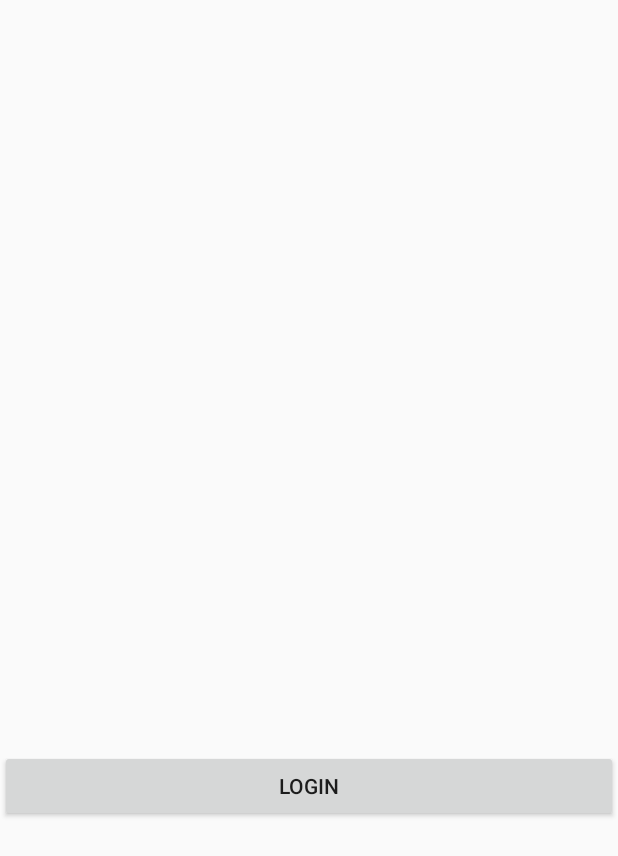
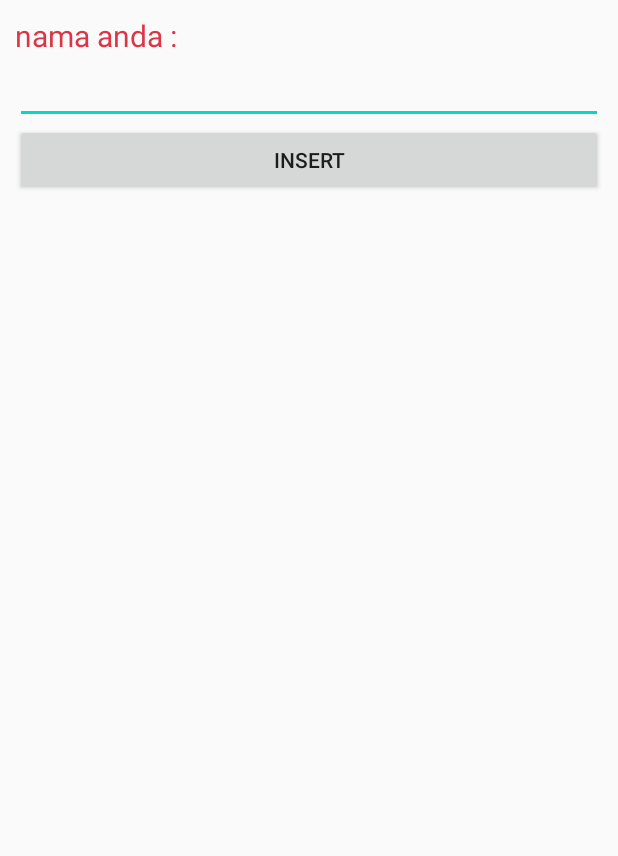
Before and after one commit to hendra0ma/smkcoding2, an Android app: the screen it shows after launch (LoginActivity before the commit, ChatAdmin after it), on a phone screen of 412 x 824 dp. Shown: the top 856 px of the screen. Run offline under Robolectric (Android 15) with nearby library versions, the phone set to English and light mode, and no system bars; our stand-ins replace Firebase (no records; nobody signed in at launch, a user with empty details on screens opened directly).

Commit message:
insert firebase database

```diff
--- a/app/build.gradle
+++ b/app/build.gradle
@@ -67,5 +67,6 @@ dependencies {
 //cardview
     implementation 'androidx.cardview:cardview:1.0.0'
 
+
     implementation 'com.google.android.material:material:1.0.0'
 }
--- a/app/src/main/AndroidManifest.xml
+++ b/app/src/main/AndroidManifest.xml
@@ -10,11 +10,12 @@
         android:label="@string/app_name"
         android:supportsRtl="true"
         android:theme="@style/AppTheme">
-        <activity android:name=".SplashScreen"></activity>
+        <activity android:name=".LoginActivity"></activity>
+        <activity android:name=".SplashScreen" />
         <activity android:name=".SocialDistance" />
         <activity android:name=".CegahCoronaAct" />
         <activity android:name=".MainActivity" />
-        <activity android:name=".LoginActivity">
+        <activity android:name=".ChatAdmin">
             <intent-filter>
                 <action android:name="android.intent.action.MAIN" />
 
--- /dev/null
+++ b/app/src/main/java/com/corona/savelive/ChatAdmin.kt
@@ -0,0 +1,32 @@
+package com.corona.savelive
+
+import androidx.appcompat.app.AppCompatActivity
+import android.os.Bundle
+import android.widget.Toast
+import com.corona.savelive.model.Modelinsert
+import com.google.firebase.database.FirebaseDatabase
+import kotlinx.android.synthetic.main.activity_chat_admin.*
+
+class ChatAdmin : AppCompatActivity() {
+
+    override fun onCreate(savedInstanceState: Bundle?) {
+        super.onCreate(savedInstanceState)
+        setContentView(R.layout.activity_chat_admin)
+
+
+
+        submit.setOnClickListener{insert()}
+    }
+    fun insert(){
+        val firebase = FirebaseDatabase.getInstance().getReference("User")
+
+        var id = firebase.push().key
+        var insert = Modelinsert(id!!,edtNama.text.toString())
+        firebase.child(id.toString()).setValue(insert).addOnCompleteListener{
+            Toast.makeText(this,"berhasil",Toast.LENGTH_SHORT).show()
+    }
+    }
+
+
+
+}
--- a/app/src/main/java/com/corona/savelive/LoginActivity.kt
+++ b/app/src/main/java/com/corona/savelive/LoginActivity.kt
@@ -15,7 +15,7 @@ import kotlinx.android.synthetic.main.activity_login.*
 
 class LoginActivity : AppCompatActivity() ,View.OnClickListener{
     private var auth:FirebaseAuth? = FirebaseAuth.getInstance()
-    private var RC_SIGN_IN = 1
+
     override fun onCreate(savedInstanceState: Bundle?) {
         super.onCreate(savedInstanceState)
         setContentView(R.layout.activity_login)
@@ -50,4 +50,9 @@ class LoginActivity : AppCompatActivity() ,View.OnClickListener{
         )
         progress.visibility = View.VISIBLE
     }
+    companion object{
+        const val TAG = "GoogleActivity"
+        private const val RC_SIGN_IN =9001
+    }
+
 }
--- /dev/null
+++ b/app/src/main/java/com/corona/savelive/model/Modelinsert.kt
@@ -0,0 +1,3 @@
+package com.corona.savelive.model
+
+class Modelinsert(val id: String?, val nama: String)
--- /dev/null
+++ b/app/src/main/res/layout/activity_chat_admin.xml
@@ -0,0 +1,30 @@
+<?xml version="1.0" encoding="utf-8"?>
+<LinearLayout xmlns:android="http://schemas.android.com/apk/res/android"
+    xmlns:app="http://schemas.android.com/apk/res-auto"
+    xmlns:tools="http://schemas.android.com/tools"
+    android:layout_width="match_parent"
+    android:layout_height="match_parent"
+    android:orientation="vertical"
+    android:layout_margin="10sp"
+    tools:context=".ChatAdmin">
+    <TextView
+        android:layout_width="match_parent"
+        android:layout_height="wrap_content"
+        android:text="nama anda : "
+        android:textSize="20sp"
+        android:outlineAmbientShadowColor="@color/bgDark"
+        android:textColor="@color/bgDanger"
+        />
+
+    <EditText
+        android:id="@+id/edtNama"
+        android:layout_width="match_parent"
+        android:layout_height="wrap_content"/>
+    <Button
+        android:id="@+id/submit"
+        android:layout_width="match_parent"
+        android:layout_height="wrap_content"
+        android:text="insert"
+        />
+
+</LinearLayout>
```
Also changed, not shown: 103 other files.
